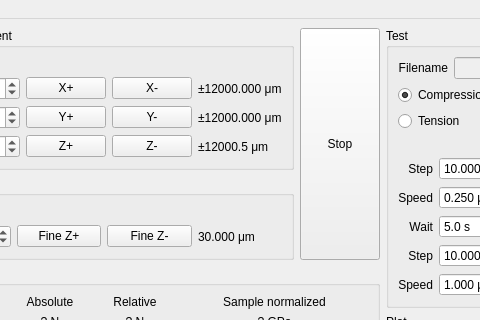
The window that python/src/MicroDeform/main_window.ui (jove1/MicroDeform) describes before a commit, drawn with Qt 5; both pictures show x 95 to 575 and y 0 to 320 of the 931 by 614 pixel window.
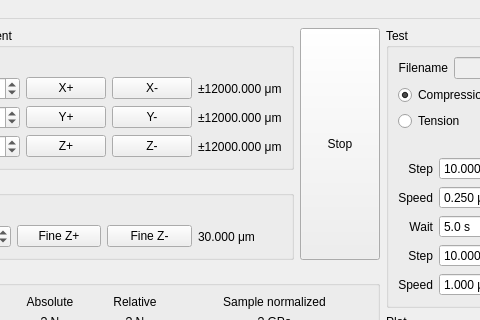
The same window after the commit. Custom widgets are drawn as their Qt base class.

What changed in the file:
```diff
--- a/python/src/MicroDeform/main_window.ui
+++ b/python/src/MicroDeform/main_window.ui
@@ -550,7 +550,7 @@
          <item row="5" column="3">
           <widget class="QLabel" name="ZPos">
            <property name="text">
-            <string>±12000.5 μm</string>
+            <string>±12000.000 μm</string>
            </property>
           </widget>
          </item>
```
